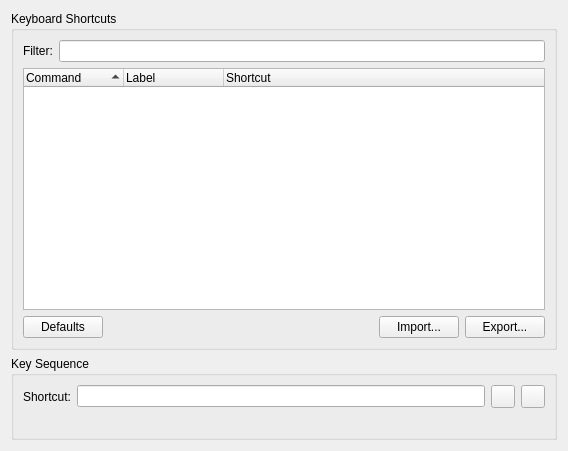
Above: ground/openpilotgcs/src/plugins/coreplugin/dialogs/shortcutsettings.ui from openpilot/OpenPilot before the change. Below: the same form after it.
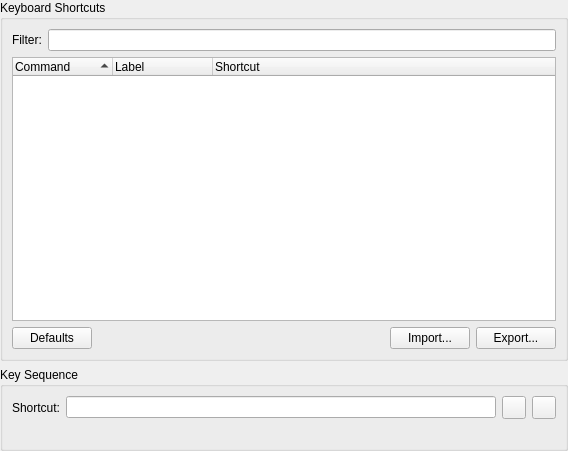
That is the form after the change. Icons and pictures are not drawn.

Commit message: OP-833 gcs options dialog polishing: zeroed margin of top level widget

Patch:
```diff
--- a/ground/openpilotgcs/src/plugins/coreplugin/dialogs/shortcutsettings.ui
+++ b/ground/openpilotgcs/src/plugins/coreplugin/dialogs/shortcutsettings.ui
@@ -11,6 +11,9 @@
    </rect>
   </property>
   <layout class="QVBoxLayout">
+   <property name="margin">
+    <number>0</number>
+   </property>
    <item>
     <widget class="QGroupBox" name="groupBox">
      <property name="title">
```
The commit also changes 3 other files.
